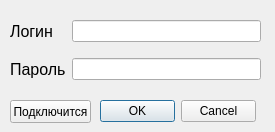
Above: ui_settings.ui from Imry/insta_cmd before the change. Below: the same form after it.
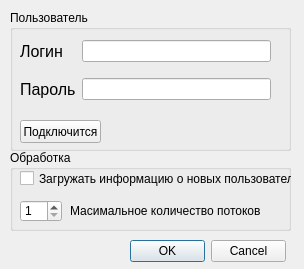
That is the form after the change.

```diff
--- a/ui_settings.ui
+++ b/ui_settings.ui
@@ -6,8 +6,8 @@
    <rect>
     <x>0</x>
     <y>0</y>
-    <width>275</width>
-    <height>132</height>
+    <width>304</width>
+    <height>269</height>
    </rect>
   </property>
   <property name="windowTitle">
@@ -16,8 +16,8 @@
   <widget class="QDialogButtonBox" name="buttonBox">
    <property name="geometry">
     <rect>
-     <x>100</x>
-     <y>100</y>
+     <x>130</x>
+     <y>240</y>
      <width>156</width>
      <height>23</height>
     </rect>
@@ -29,11 +29,36 @@
     <set>QDialogButtonBox::Cancel|QDialogButtonBox::Ok</set>
    </property>
   </widget>
-  <widget class="QWidget" name="layoutWidget">
+  <widget class="QGroupBox" name="groupBox">
    <property name="geometry">
     <rect>
      <x>10</x>
      <y>10</y>
+     <width>281</width>
+     <height>141</height>
+    </rect>
+   </property>
+   <property name="title">
+    <string>Пользователь</string>
+   </property>
+   <widget class="QPushButton" name="login">
+    <property name="geometry">
+     <rect>
+      <x>10</x>
+      <y>110</y>
+      <width>81</width>
+      <height>23</height>
+     </rect>
+    </property>
+    <property name="text">
+     <string>Подключится</string>
+    </property>
+   </widget>
+   <widget class="QWidget" name="layoutWidget">
+    <property name="geometry">
+     <rect>
+      <x>10</x>
+      <y>20</y>
      <width>251</width>
      <height>81</height>
     </rect>
@@ -75,18 +100,67 @@
     </item>
    </layout>
   </widget>
-  <widget class="QPushButton" name="login">
+   <zorder>login</zorder>
+   <zorder>layoutWidget</zorder>
+   <zorder>label_2</zorder>
+  </widget>
+  <widget class="QGroupBox" name="groupBox_2">
    <property name="geometry">
     <rect>
      <x>10</x>
-     <y>100</y>
-     <width>81</width>
-     <height>23</height>
+     <y>150</y>
+     <width>281</width>
+     <height>81</height>
     </rect>
    </property>
+   <property name="title">
+    <string>Обработка</string>
+   </property>
+   <widget class="QSpinBox" name="sb_max_threads">
+    <property name="geometry">
+     <rect>
+      <x>10</x>
+      <y>50</y>
+      <width>42</width>
+      <height>22</height>
+     </rect>
+    </property>
+    <property name="minimum">
+     <number>1</number>
+    </property>
+    <property name="maximum">
+     <number>20</number>
+    </property>
+   </widget>
+   <widget class="QCheckBox" name="cb_load_new">
+    <property name="geometry">
+     <rect>
+      <x>10</x>
+      <y>20</y>
+      <width>291</width>
+      <height>17</height>
+     </rect>
+    </property>
    <property name="text">
-    <string>Подключится</string>
-   </property>
+     <string>Загружать информацию о новых пользователях</string>
+    </property>
+    <property name="checked">
+     <bool>false</bool>
+    </property>
+   </widget>
+   <widget class="QLabel" name="label_3">
+    <property name="geometry">
+     <rect>
+      <x>60</x>
+      <y>50</y>
+      <width>211</width>
+      <height>21</height>
+     </rect>
+    </property>
+    <property name="text">
+     <string>Масимальное количество потоков</string>
+    </property>
+   </widget>
   </widget>
  </widget>
  <resources/>
```
Lines whose indentation alone changed are shown as unchanged.
